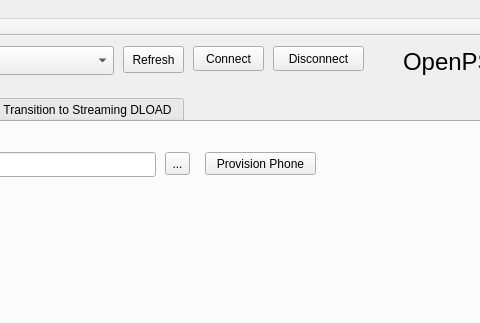
The window that resources/ui/sahara_window.ui (ghassani/openpst) describes before a commit, drawn with Qt 5; both pictures show x 247 to 727 and y 0 to 323 of the 884 by 662 pixel window.
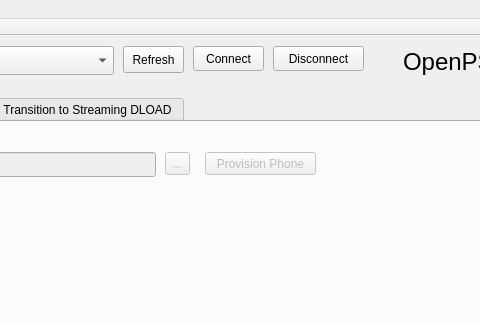
The same window after the commit. The open tabs and pages were chosen to show the change.

Patch:
```diff
--- a/resources/ui/sahara_window.ui
+++ b/resources/ui/sahara_window.ui
@@ -136,7 +136,7 @@
      </rect>
     </property>
     <property name="currentIndex">
-     <number>0</number>
+     <number>1</number>
     </property>
     <property name="documentMode">
      <bool>false</bool>
@@ -146,6 +146,9 @@
       <string>Provision XML</string>
      </attribute>
      <widget class="QLineEdit" name="saharaXmlFilePath">
+      <property name="enabled">
+       <bool>false</bool>
+      </property>
       <property name="geometry">
        <rect>
         <x>10</x>
@@ -156,6 +159,9 @@
       </property>
      </widget>
      <widget class="QToolButton" name="saharaXmlFileBrowseButton">
+      <property name="enabled">
+       <bool>false</bool>
+      </property>
       <property name="geometry">
        <rect>
         <x>400</x>
@@ -182,6 +188,9 @@
       </property>
      </widget>
      <widget class="QPushButton" name="saharaXmlProvisionButton">
+      <property name="enabled">
+       <bool>false</bool>
+      </property>
       <property name="geometry">
        <rect>
         <x>440</x>
```
